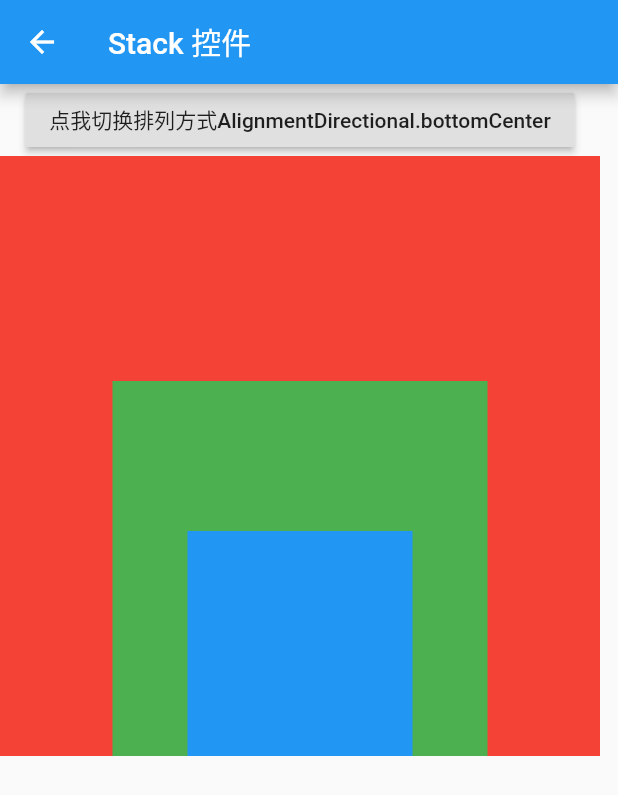
After one commit to rcj60560/flatter_wanandroid, a Flutter app: the LayoutWidgetStack screen opened directly, after a tap on an icon or button, on a phone screen of 412 x 824 dp. The commit adds this screen. Shown: the top 795 px of the screen. Run offline on Flutter 3.47's test engine with Material 2 defaults, Android fonts, the phone set to English and light mode, and no system bars; our stand-ins replace flutter_easyrefresh, flutter_swiper; missing offline and left inert: flutter_webview_plugin; network calls fail.

Commit message:
Stack 排列方式 动态设置

```diff
--- a/lib/page/android/widget_page.dart
+++ b/lib/page/android/widget_page.dart
@@ -1,11 +1,12 @@
 import 'package:flutter/cupertino.dart';
 import 'package:flutter/material.dart';
-import 'package:flutter_app/page/widget/layout_widget.dart';
+import 'package:flutter_app/page/widget/layout_widget_row.dart';
+import 'package:flutter_app/page/widget/layout_widget_stack.dart';
 
 class WidgetPage extends StatelessWidget {
   final TextEditingController _controller = TextEditingController();
   final ScrollController _scrollController = ScrollController();
-  final List datas = List.from(["Row and Column", "Column"]);
+  final List datas = List.from(["Row and Column", "Stack"]);
 
   @override
   Widget build(BuildContext context) {
@@ -30,11 +31,12 @@ class WidgetPage extends StatelessWidget {
       onTap: () {
         switch (index) {
           case 0:
-            Navigator.of(context)
-                .push(MaterialPageRoute(builder: (context) => LayoutWidgetRow()));
+            Navigator.of(context).push(
+                MaterialPageRoute(builder: (context) => LayoutWidgetRow()));
             break;
           case 1:
-            print('sss');
+            Navigator.of(context).push(
+                MaterialPageRoute(builder: (context) => LayoutWidgetStack()));
             break;
         }
       },
--- /dev/null
+++ b/lib/page/widget/layout_widget_stack.dart
@@ -0,0 +1,65 @@
+import 'package:flutter/cupertino.dart';
+import 'package:flutter/material.dart';
+
+class LayoutWidgetStack extends StatefulWidget {
+  @override
+  State<StatefulWidget> createState() {
+    return LayoutWidgetStackState();
+  }
+}
+
+class LayoutWidgetStackState extends State<LayoutWidgetStack> {
+  int index = 0;
+  List des = List.from([
+    AlignmentDirectional.bottomStart,
+    AlignmentDirectional.bottomCenter,
+    AlignmentDirectional.bottomEnd,
+    AlignmentDirectional.center,
+    AlignmentDirectional.centerEnd,
+    AlignmentDirectional.centerStart,
+  ]);
+
+  @override
+  Widget build(BuildContext context) {
+    return Scaffold(
+      appBar: AppBar(
+        title: Text("Stack 控件"),
+      ),
+      body: SingleChildScrollView(
+        child: Column(
+          children: <Widget>[
+            RaisedButton(
+              child: Text("点我切换排列方式" + des[index % 6].toString()),
+              onPressed: () {
+                setState(() {
+                  index++;
+                });
+              },
+            ),
+            Container(
+                child: Stack(
+              alignment: des[index % 6],
+              children: <Widget>[
+                Container(
+                  color: Colors.red,
+                  width: 400,
+                  height: 400,
+                ),
+                Container(
+                  color: Colors.green,
+                  width: 250,
+                  height: 250,
+                ),
+                Container(
+                  color: Colors.blue,
+                  width: 150,
+                  height: 150,
+                ),
+              ],
+            ))
+          ],
+        ),
+      ),
+    );
+  }
+}
```
Also changed, not shown: lib/page/widget/layout_widget_row.dart (renamed from lib/page/widget/layout_widget.dart).
